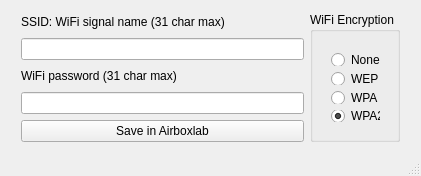
Above: mainwindow.ui from airboxlab/WifiConfigTool before the change. Below: the same form after it.
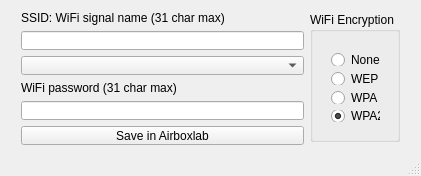
That is the form after the change.

What changed in the file:
```diff
--- a/mainwindow.ui
+++ b/mainwindow.ui
@@ -54,6 +54,9 @@
            </property>
           </widget>
          </item>
+         <item>
+          <widget class="QComboBox" name="comboBox"/>
+         </item>
          <item>
           <widget class="QLabel" name="label_3">
            <property name="text">
```
